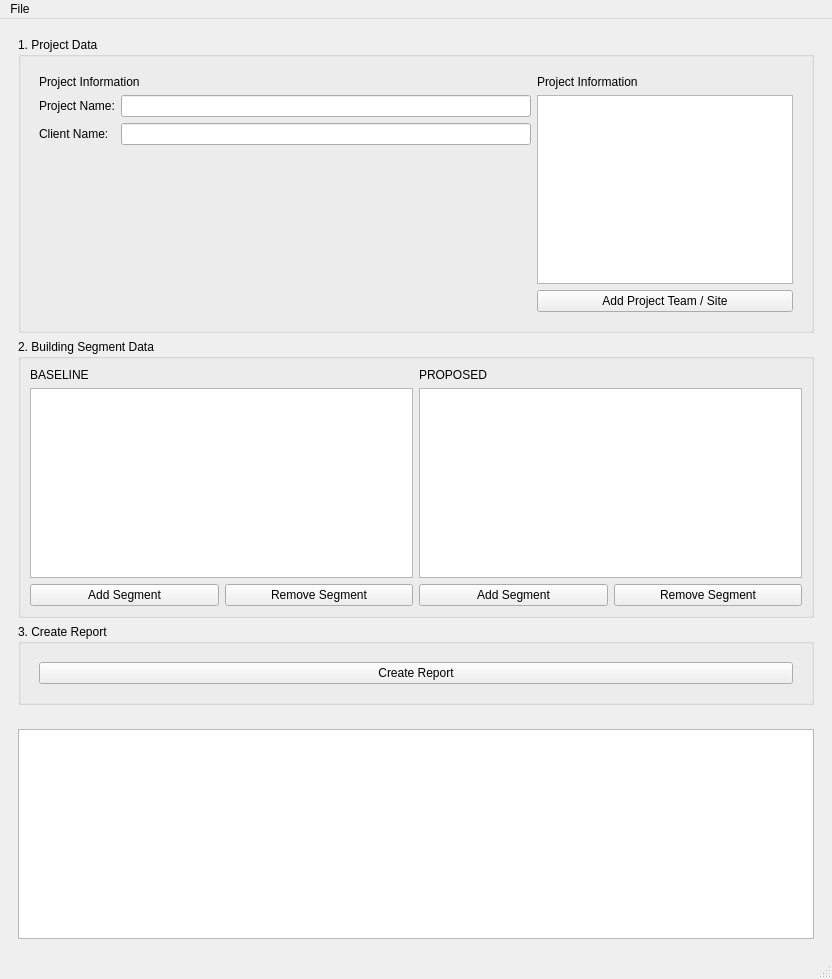
First picture: the form in App/views/ui_files/layout_app.ui, repository PH-Tools/CarbonCheck, before the edit.
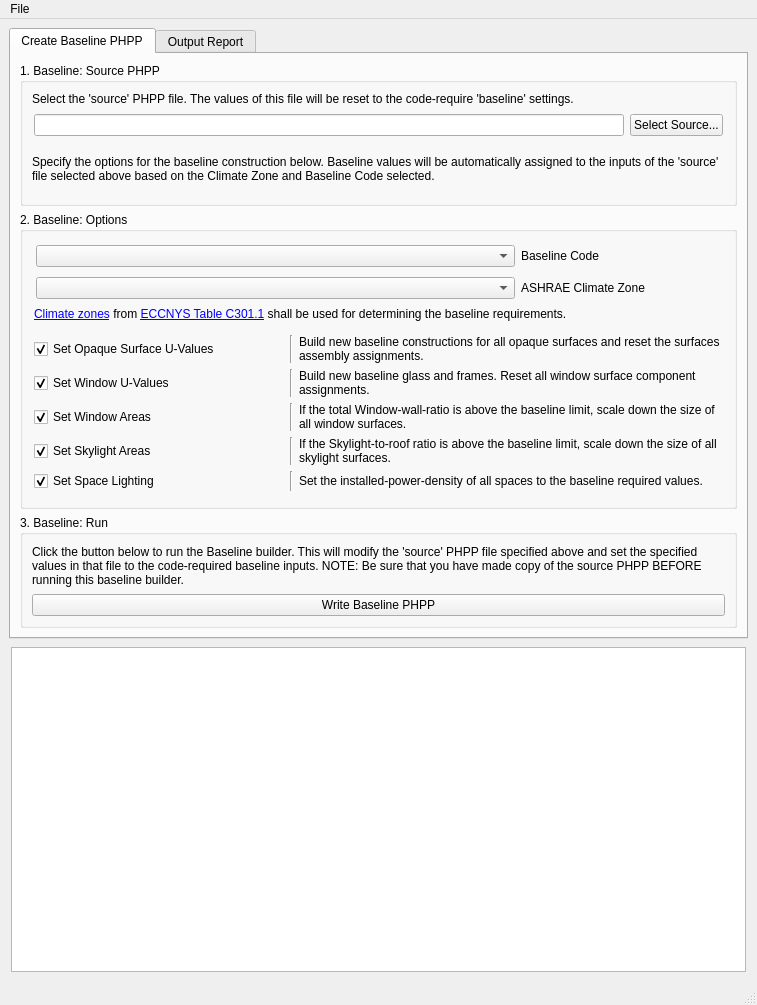
Second picture: the form after the edit.

```diff
--- a/App/views/ui_files/layout_app.ui
+++ b/App/views/ui_files/layout_app.ui
@@ -6,15 +6,479 @@
    <rect>
     <x>0</x>
     <y>0</y>
-    <width>832</width>
-    <height>979</height>
+    <width>757</width>
+    <height>1005</height>
    </rect>
   </property>
   <property name="windowTitle">
    <string>CarbonCheck</string>
   </property>
   <widget class="QWidget" name="container_body">
-   <layout class="QVBoxLayout" name="verticalLayout" stretch="3,1">
+   <layout class="QVBoxLayout" name="verticalLayout" stretch="0,0">
+    <item>
+     <widget class="QTabWidget" name="tabWidget">
+      <property name="sizePolicy">
+       <sizepolicy hsizetype="Expanding" vsizetype="Expanding">
+        <horstretch>0</horstretch>
+        <verstretch>0</verstretch>
+       </sizepolicy>
+      </property>
+      <property name="tabShape">
+       <enum>QTabWidget::Rounded</enum>
+      </property>
+      <property name="currentIndex">
+       <number>0</number>
+      </property>
+      <property name="usesScrollButtons">
+       <bool>true</bool>
+      </property>
+      <widget class="QWidget" name="tab_CreateBaseline">
+       <property name="maximumSize">
+        <size>
+         <width>1157</width>
+         <height>709</height>
+        </size>
+       </property>
+       <attribute name="title">
+        <string>Create Baseline PHPP</string>
+       </attribute>
+       <layout class="QVBoxLayout" name="verticalLayout_6">
+        <item>
+         <widget class="QFrame" name="frame_baseline">
+          <property name="frameShape">
+           <enum>QFrame::NoFrame</enum>
+          </property>
+          <property name="frameShadow">
+           <enum>QFrame::Raised</enum>
+          </property>
+          <layout class="QVBoxLayout" name="verticalLayout_7">
+           <property name="leftMargin">
+            <number>0</number>
+           </property>
+           <property name="topMargin">
+            <number>0</number>
+           </property>
+           <property name="rightMargin">
+            <number>0</number>
+           </property>
+           <property name="bottomMargin">
+            <number>0</number>
+           </property>
+           <item>
+            <widget class="QGroupBox" name="groupBox_baselinerTargetPHPP">
+             <property name="title">
+              <string>1. Baseline: Source PHPP</string>
+             </property>
+             <layout class="QVBoxLayout" name="verticalLayout_8">
+              <item>
+               <widget class="QLabel" name="label_3">
+                <property name="text">
+                 <string>Select the 'source' PHPP file. The values of this file will be reset to the code-require 'baseline' settings.</string>
+                </property>
+                <property name="wordWrap">
+                 <bool>true</bool>
+                </property>
+               </widget>
+              </item>
+              <item>
+               <layout class="QHBoxLayout" name="horizontalLayout_4">
+                <property name="leftMargin">
+                 <number>2</number>
+                </property>
+                <property name="topMargin">
+                 <number>2</number>
+                </property>
+                <property name="rightMargin">
+                 <number>2</number>
+                </property>
+                <property name="bottomMargin">
+                 <number>2</number>
+                </property>
+                <item>
+                 <widget class="QLineEdit" name="lineEdit_selectSourcePHPPforBaseliner"/>
+                </item>
+                <item>
+                 <widget class="QPushButton" name="btn_selectSourcePHPPforBaseliner">
+                  <property name="text">
+                   <string>Select Source...</string>
+                  </property>
+                 </widget>
+                </item>
+               </layout>
+              </item>
+              <item>
+               <widget class="QLabel" name="label_9">
+                <property name="minimumSize">
+                 <size>
+                  <width>0</width>
+                  <height>50</height>
+                 </size>
+                </property>
+                <property name="text">
+                 <string>Specify the options for the baseline construction below. Baseline values will be automatically assigned to the inputs of the 'source' file selected above based on the Climate Zone and Baseline Code selected.</string>
+                </property>
+                <property name="wordWrap">
+                 <bool>true</bool>
+                </property>
+               </widget>
+              </item>
+             </layout>
+            </widget>
+           </item>
+           <item>
+            <widget class="QGroupBox" name="groupBox_baselinerOptions">
+             <property name="sizePolicy">
+              <sizepolicy hsizetype="Preferred" vsizetype="Preferred">
+               <horstretch>0</horstretch>
+               <verstretch>0</verstretch>
+              </sizepolicy>
+             </property>
+             <property name="title">
+              <string>2. Baseline: Options</string>
+             </property>
+             <layout class="QVBoxLayout" name="verticalLayout_9">
+              <item>
+               <widget class="QFrame" name="frame_10">
+                <property name="frameShadow">
+                 <enum>QFrame::Raised</enum>
+                </property>
+                <layout class="QVBoxLayout" name="verticalLayout_10">
+                 <property name="leftMargin">
+                  <number>2</number>
+                 </property>
+                 <property name="topMargin">
+                  <number>2</number>
+                 </property>
+                 <property name="rightMargin">
+                  <number>2</number>
+                 </property>
+                 <property name="bottomMargin">
+                  <number>2</number>
+                 </property>
+                 <item>
+                  <widget class="QFrame" name="frame_9">
+                   <property name="frameShadow">
+                    <enum>QFrame::Raised</enum>
+                   </property>
+                   <layout class="QHBoxLayout" name="horizontalLayout_12" stretch="1,0">
+                    <property name="leftMargin">
+                     <number>2</number>
+                    </property>
+                    <property name="topMargin">
+                     <number>2</number>
+                    </property>
+                    <property name="rightMargin">
+                     <number>2</number>
+                    </property>
+                    <property name="bottomMargin">
+                     <number>2</number>
+                    </property>
+                    <item>
+                     <widget class="QComboBox" name="comboBox_projBaselineCode"/>
+                    </item>
+                    <item>
+                     <widget class="QLabel" name="label_11">
+                      <property name="minimumSize">
+                       <size>
+                        <width>200</width>
+                        <height>0</height>
+                       </size>
+                      </property>
+                      <property name="text">
+                       <string>Baseline Code</string>
+                      </property>
+                     </widget>
+                    </item>
+                   </layout>
+                  </widget>
+                 </item>
+                 <item>
+                  <widget class="QFrame" name="frame_8">
+                   <property name="frameShadow">
+                    <enum>QFrame::Raised</enum>
+                   </property>
+                   <layout class="QHBoxLayout" name="horizontalLayout_11" stretch="1,0">
+                    <property name="leftMargin">
+                     <number>2</number>
+                    </property>
+                    <property name="topMargin">
+                     <number>2</number>
+                    </property>
+                    <property name="rightMargin">
+                     <number>2</number>
+                    </property>
+                    <property name="bottomMargin">
+                     <number>2</number>
+                    </property>
+                    <item>
+                     <widget class="QComboBox" name="comboBox_projASHRAEClimateZone"/>
+                    </item>
+                    <item>
+                     <widget class="QLabel" name="label_10">
+                      <property name="minimumSize">
+                       <size>
+                        <width>200</width>
+                        <height>0</height>
+                       </size>
+                      </property>
+                      <property name="text">
+                       <string>ASHRAE Climate Zone</string>
+                      </property>
+                     </widget>
+                    </item>
+                   </layout>
+                  </widget>
+                 </item>
+                 <item>
+                  <widget class="QLabel" name="label_12">
+                   <property name="text">
+                    <string>&lt;html&gt;&lt;head/&gt;&lt;body&gt;&lt;p&gt;&lt;a href=&quot;https://up.codes/viewer/new_york/ny-energy-conservation-code-2020/chapter/CE_2/ce-definitions#climate_zone&quot;&gt;&lt;span style=&quot; text-decoration: underline; color:#0000ff;&quot;&gt;Climate zones&lt;/span&gt;&lt;/a&gt; from &lt;a href=&quot;https://up.codes/viewer/new_york/ny-energy-conservation-code-2020/chapter/CE_3/ce-general-requirements#table_C301.1&quot;&gt;&lt;span style=&quot; text-decoration: underline; color:#0000ff;&quot;&gt;ECCNYS Table C301.1&lt;/span&gt;&lt;/a&gt; shall be used for determining the baseline requirements.&lt;/p&gt;&lt;/body&gt;&lt;/html&gt;</string>
+                   </property>
+                   <property name="wordWrap">
+                    <bool>true</bool>
+                   </property>
+                  </widget>
+                 </item>
+                </layout>
+               </widget>
+              </item>
+              <item>
+               <widget class="QFrame" name="frame_2">
+                <property name="frameShadow">
+                 <enum>QFrame::Raised</enum>
+                </property>
+                <layout class="QGridLayout" name="gridLayout_3" columnstretch="0,0,1">
+                 <property name="leftMargin">
+                  <number>2</number>
+                 </property>
+                 <property name="topMargin">
+                  <number>6</number>
+                 </property>
+                 <property name="rightMargin">
+                  <number>2</number>
+                 </property>
+                 <property name="bottomMargin">
+                  <number>6</number>
+                 </property>
+                 <item row="3" column="0">
+                  <widget class="QCheckBox" name="checkBox_baseliner_setSkylightAreas">
+                   <property name="minimumSize">
+                    <size>
+                     <width>250</width>
+                     <height>0</height>
+                    </size>
+                   </property>
+                   <property name="text">
+                    <string>Set Skylight Areas</string>
+                   </property>
+                   <property name="checked">
+                    <bool>true</bool>
+                   </property>
+                  </widget>
+                 </item>
+                 <item row="2" column="2">
+                  <widget class="QLabel" name="label_8">
+                   <property name="text">
+                    <string>If the total Window-wall-ratio is above the baseline limit, scale down the size of all window surfaces.</string>
+                   </property>
+                   <property name="wordWrap">
+                    <bool>true</bool>
+                   </property>
+                  </widget>
+                 </item>
+                 <item row="1" column="0">
+                  <widget class="QCheckBox" name="checkBox_baseliner_setWindowUValues">
+                   <property name="minimumSize">
+                    <size>
+                     <width>250</width>
+                     <height>0</height>
+                    </size>
+                   </property>
+                   <property name="text">
+                    <string>Set Window U-Values</string>
+                   </property>
+                   <property name="checked">
+                    <bool>true</bool>
+                   </property>
+                  </widget>
+                 </item>
+                 <item row="3" column="2">
+                  <widget class="QLabel" name="label_7">
+                   <property name="text">
+                    <string>If the Skylight-to-roof ratio is above the baseline limit, scale down the size of all skylight surfaces.</string>
+                   </property>
+                   <property name="wordWrap">
+                    <bool>true</bool>
+                   </property>
+                  </widget>
+                 </item>
+                 <item row="4" column="2">
+                  <widget class="QLabel" name="label_6">
+                   <property name="text">
+                    <string>Set the installed-power-density of all spaces to the baseline required values.</string>
+                   </property>
+                   <property name="wordWrap">
+                    <bool>true</bool>
+                   </property>
+                  </widget>
+                 </item>
+                 <item row="4" column="0">
+                  <widget class="QCheckBox" name="checkBox_baseliner_setSpaceLightingLPD">
+                   <property name="minimumSize">
+                    <size>
+                     <width>250</width>
+                     <height>0</height>
+                    </size>
+                   </property>
+                   <property name="text">
+                    <string>Set Space Lighting</string>
+                   </property>
+                   <property name="checked">
+                    <bool>true</bool>
+                   </property>
+                  </widget>
+                 </item>
+                 <item row="0" column="0">
+                  <widget class="QCheckBox" name="checkBox_baseliner_setEnvelopeUValues">
+                   <property name="minimumSize">
+                    <size>
+                     <width>250</width>
+                     <height>0</height>
+                    </size>
+                   </property>
+                   <property name="text">
+                    <string>Set Opaque Surface U-Values</string>
+                   </property>
+                   <property name="checked">
+                    <bool>true</bool>
+                   </property>
+                  </widget>
+                 </item>
+                 <item row="2" column="0">
+                  <widget class="QCheckBox" name="checkBox_baseliner_setWindowAreas">
+                   <property name="minimumSize">
+                    <size>
+                     <width>250</width>
+                     <height>0</height>
+                    </size>
+                   </property>
+                   <property name="text">
+                    <string>Set Window Areas</string>
+                   </property>
+                   <property name="checked">
+                    <bool>true</bool>
+                   </property>
+                  </widget>
+                 </item>
+                 <item row="0" column="1">
+                  <widget class="Line" name="line">
+                   <property name="orientation">
+                    <enum>Qt::Vertical</enum>
+                   </property>
+                  </widget>
+                 </item>
+                 <item row="1" column="1">
+                  <widget class="Line" name="line_2">
+                   <property name="orientation">
+                    <enum>Qt::Vertical</enum>
+                   </property>
+                  </widget>
+                 </item>
+                 <item row="2" column="1">
+                  <widget class="Line" name="line_3">
+                   <property name="orientation">
+                    <enum>Qt::Vertical</enum>
+                   </property>
+                  </widget>
+                 </item>
+                 <item row="3" column="1">
+                  <widget class="Line" name="line_4">
+                   <property name="orientation">
+                    <enum>Qt::Vertical</enum>
+                   </property>
+                  </widget>
+                 </item>
+                 <item row="4" column="1">
+                  <widget class="Line" name="line_5">
+                   <property name="orientation">
+                    <enum>Qt::Vertical</enum>
+                   </property>
+                  </widget>
+                 </item>
+                 <item row="1" column="2">
+                  <widget class="QLabel" name="label_5">
+                   <property name="sizePolicy">
+                    <sizepolicy hsizetype="Expanding" vsizetype="Preferred">
+                     <horstretch>0</horstretch>
+                     <verstretch>0</verstretch>
+                    </sizepolicy>
+                   </property>
+                   <property name="minimumSize">
+                    <size>
+                     <width>0</width>
+                     <height>0</height>
+                    </size>
+                   </property>
+                   <property name="text">
+                    <string>Build new baseline glass and frames. Reset all window surface component assignments.</string>
+                   </property>
+                   <property name="wordWrap">
+                    <bool>true</bool>
+                   </property>
+                  </widget>
+                 </item>
+                 <item row="0" column="2">
+                  <widget class="QLabel" name="label_4">
+                   <property name="text">
+                    <string>Build new baseline constructions for all opaque surfaces and reset the surfaces assembly assignments.</string>
+                   </property>
+                   <property name="wordWrap">
+                    <bool>true</bool>
+                   </property>
+                  </widget>
+                 </item>
+                </layout>
+               </widget>
+              </item>
+             </layout>
+            </widget>
+           </item>
+           <item>
+            <widget class="QGroupBox" name="groupBox_baselinerRun">
+             <property name="title">
+              <string>3. Baseline: Run</string>
+             </property>
+             <layout class="QVBoxLayout" name="verticalLayout_13">
+              <item>
+               <widget class="QLabel" name="label_baselinerRunNote">
+                <property name="text">
+                 <string>Click the button below to run the Baseline builder. This will modify the 'source' PHPP file specified above and set the specified values in that file to the code-required baseline inputs. NOTE: Be sure that you have made copy of the source PHPP BEFORE running this baseline builder. </string>
+                </property>
+                <property name="wordWrap">
+                 <bool>true</bool>
+                </property>
+               </widget>
+              </item>
+              <item>
+               <widget class="QPushButton" name="btn_writeBaselinePHPP">
+                <property name="text">
+                 <string>Write Baseline PHPP</string>
+                </property>
+               </widget>
+              </item>
+             </layout>
+            </widget>
+           </item>
+          </layout>
+         </widget>
+        </item>
+       </layout>
+      </widget>
+      <widget class="QWidget" name="tab_OutputReport">
+       <attribute name="title">
+        <string>Output Report</string>
+       </attribute>
+       <layout class="QVBoxLayout" name="verticalLayout_5">
     <item>
      <widget class="QFrame" name="frame_main">
       <property name="frameShape">
@@ -41,7 +505,7 @@
             <property name="lineWidth">
              <number>0</number>
             </property>
-            <layout class="QGridLayout" name="gridLayout_2" columnstretch="1,0">
+                <layout class="QGridLayout" name="gridLayout_2" columnstretch="0,1">
              <item row="2" column="0">
               <layout class="QFormLayout" name="form_layout_project_info">
                <item row="1" column="0">
@@ -52,7 +516,14 @@
                 </widget>
                </item>
                <item row="1" column="1">
-                <widget class="QLineEdit" name="line_edit_project_name"/>
+                    <widget class="QLineEdit" name="line_edit_project_name">
+                     <property name="minimumSize">
+                      <size>
+                       <width>200</width>
+                       <height>0</height>
+                      </size>
+                     </property>
+                    </widget>
                </item>
                <item row="2" column="0">
                 <widget class="QLabel" name="clientNameLabel">
@@ -62,7 +533,14 @@
                 </widget>
                </item>
                <item row="2" column="1">
-                <widget class="QLineEdit" name="line_edit_client_name"/>
+                    <widget class="QLineEdit" name="line_edit_client_name">
+                     <property name="minimumSize">
+                      <size>
+                       <width>200</width>
+                       <height>0</height>
+                      </size>
+                     </property>
+                    </widget>
                </item>
               </layout>
              </item>
@@ -108,7 +586,7 @@
          <property name="title">
           <string>2. Building Segment Data</string>
          </property>
-         <layout class="QGridLayout" name="gridLayout" rowminimumheight="0,0,0,0,0,0,0,0,0,0,0,0,0,0" columnminimumwidth="0,0">
+             <layout class="QGridLayout" name="gridLayout" rowminimumheight="0,0,0" columnminimumwidth="0,0">
           <item row="1" column="1">
            <widget class="QTreeView" name="tree_view_proposed"/>
           </item>
@@ -217,6 +695,10 @@
       </layout>
      </widget>
     </item>
+       </layout>
+      </widget>
+     </widget>
+    </item>
     <item>
      <widget class="QFrame" name="frame_output">
       <property name="frameShape">
@@ -226,6 +708,18 @@
        <enum>QFrame::Raised</enum>
       </property>
       <layout class="QHBoxLayout" name="horizontalLayout">
+       <property name="leftMargin">
+        <number>2</number>
+       </property>
+       <property name="topMargin">
+        <number>2</number>
+       </property>
+       <property name="rightMargin">
+        <number>2</number>
+       </property>
+       <property name="bottomMargin">
+        <number>2</number>
+       </property>
        <item>
         <widget class="QTextEdit" name="textEdit_output">
          <property name="readOnly">
@@ -243,7 +737,7 @@
     <rect>
      <x>0</x>
      <y>0</y>
-     <width>832</width>
+     <width>757</width>
      <height>37</height>
     </rect>
    </property>
```
Left out of the diff: 15 changed lines with no effect on the pictures. Lines whose indentation alone changed are shown as unchanged.
